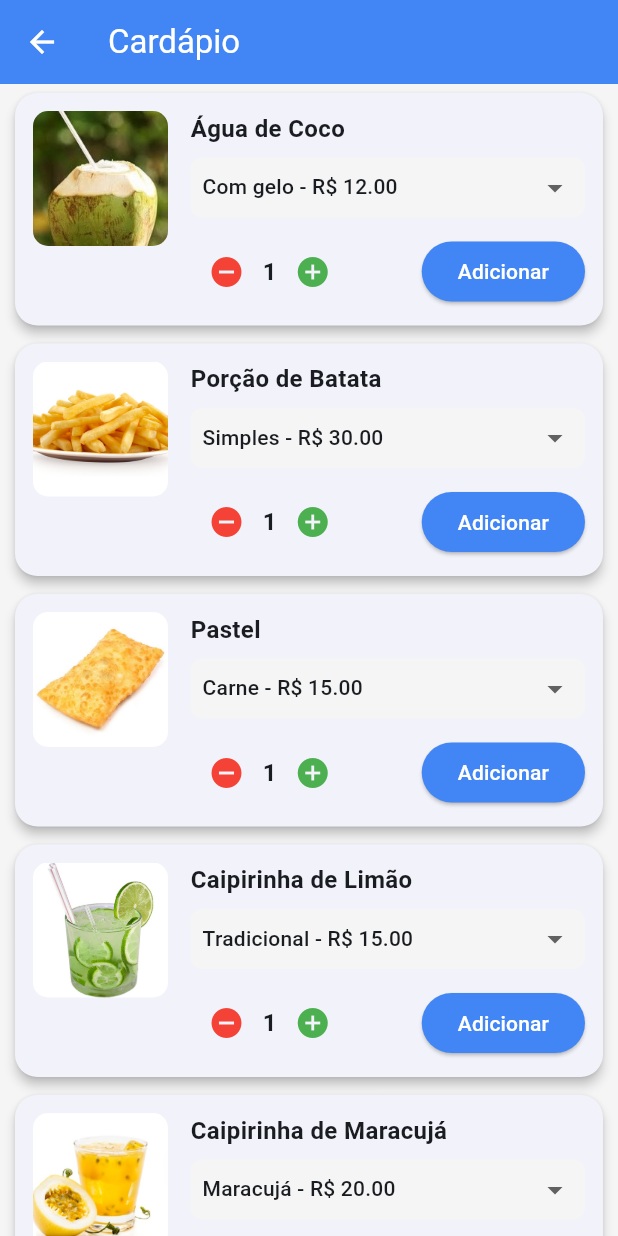
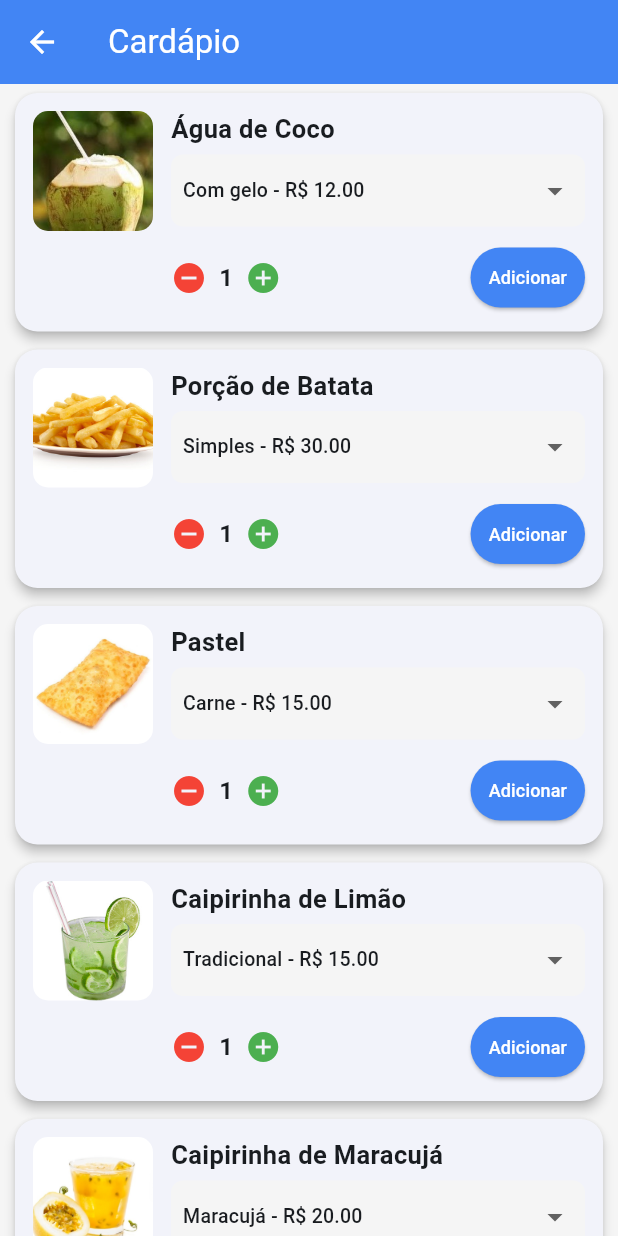
Before and after one commit to Helio-Paulo/Projeto-Integrador, a Flutter app: the CardapioPage screen opened directly, on a phone screen of 412 x 824 dp. Run offline on Flutter 3.47's test engine with Material 3 defaults, Android fonts, the phone set to English and light mode, and no system bars.

Commit message:
Correção do erro de pixels  na imagem no cardapio e organização do código

```diff
--- a/lib/views/cardapio_page.dart
+++ b/lib/views/cardapio_page.dart
@@ -10,7 +10,6 @@ class CardapioPage extends StatefulWidget {
 }
 
 class _CardapioPageState extends State<CardapioPage> {
-  // Aqui estamos simulando o que vai vir do Supabase no futuro
   final List<Produto> meusProdutos = [
     Produto(
       nome: "Água de Coco",
@@ -50,19 +49,19 @@ class _CardapioPageState extends State<CardapioPage> {
     Produto(
       nome: "Caipirinha de Maracujá",
       categoria: "Bebidas",
-      imagemPath: "assets/caipirinha_maracuja.jpg", // Foto da de Maracujá
+      imagemPath: "assets/caipirinha_maracuja.jpg",
       opcoes: [OpcaoProduto(descricao: "Maracujá", preco: 20.0)],
     ),
     Produto(
       nome: "Caipirinha de Morango",
       categoria: "Bebidas",
-      imagemPath: "assets/caipirinha_morango.jpg", // Foto da de Morango
+      imagemPath: "assets/caipirinha_morango.jpg",
       opcoes: [OpcaoProduto(descricao: "Morango", preco: 20.0)],
     ),
     Produto(
       nome: "Caipirinha de Pitaya",
       categoria: "Bebidas",
-      imagemPath: "assets/caipirinha_pitaya.jpg", // Foto da de Pitaya
+      imagemPath: "assets/caipirinha_pitaya.jpg",
       opcoes: [OpcaoProduto(descricao: "Pitaya", preco: 25.0)],
     ),
     Produto(
@@ -99,15 +98,14 @@ class _CardapioPageState extends State<CardapioPage> {
       body: ListView.builder(
         itemCount: meusProdutos.length,
         itemBuilder: (context, index) {
-          final produto = meusProdutos[index];
-          return CardProduto(produto: produto);
+          return CardProduto(produto: meusProdutos[index]);
         },
       ),
     );
   }
 }
 
-// Criando um widget separado só para o "quadradinho" do produto
+// ESTA É A CLASSE QUE DESENHA O ITEM (Onde resolvemos o erro de pixels)
 class CardProduto extends StatefulWidget {
   final Produto produto;
   const CardProduto({super.key, required this.produto});
@@ -134,44 +132,39 @@ class _CardProdutoState extends State<CardProduto> {
       shape: RoundedRectangleBorder(borderRadius: BorderRadius.circular(15)),
       child: Padding(
         padding: const EdgeInsets.all(12.0),
-        child: Row( // Row permite colocar a foto ao lado do texto
+        child: Row(
           crossAxisAlignment: CrossAxisAlignment.start,
           children: [
-            // --- MOSTRAR A IMAGEM AQUI ---
+            // FOTO
             ClipRRect(
               borderRadius: BorderRadius.circular(10),
               child: Image.asset(
                 widget.produto.imagemPath,
-                height: 90,
-                width: 90,
+                height: 80,
+                width: 80,
                 fit: BoxFit.cover,
-                // Se o nome do arquivo estiver errado na pasta, mostra o ícone abaixo
                 errorBuilder: (context, error, stackTrace) => Container(
-                  height: 90,
-                  width: 90,
-                  color: Colors.grey[200],
+                  height: 80, width: 80, color: Colors.grey[200],
                   child: const Icon(Icons.fastfood, color: Colors.grey),
                 ),
               ),
             ),
 
-            const SizedBox(width: 15), // Espaçamento entre foto e texto
+            const SizedBox(width: 12),
 
-            // --- CONTEÚDO DO PRODUTO ---
+            // CONTEÚDO EXPANDIDO (Para não dar erro de pixels)
             Expanded(
               child: Column(
-                mainAxisSize: MainAxisSize.min,
                 crossAxisAlignment: CrossAxisAlignment.start,
                 children: [
                   Text(
                     widget.produto.nome,
-                    style: const TextStyle(fontSize: 16, fontWeight: FontWeight.bold),
+                    style: const TextStyle(fontSize: 17, fontWeight: FontWeight.bold),
                   ),
-                  const SizedBox(height: 8),
+                  const SizedBox(height: 5),
 
-                  // Seletor de opções
+                  // Seletor de Opções
                   Container(
-                    height: 40,
                     padding: const EdgeInsets.symmetric(horizontal: 8),
                     decoration: BoxDecoration(
                       color: Colors.grey[100],
@@ -186,7 +179,7 @@ class _CardProdutoState extends State<CardProduto> {
                             value: opcao,
                             child: Text(
                               "${opcao.descricao} - R\$ ${opcao.preco.toStringAsFixed(2)}",
-                              style: const TextStyle(fontSize: 14),
+                              style: const TextStyle(fontSize: 13),
                             ),
                           );
                         }).toList(),
@@ -197,28 +190,32 @@ class _CardProdutoState extends State<CardProduto> {
                     ),
                   ),
 
-                  const SizedBox(height: 12),
+                  const SizedBox(height: 10),
 
-                  // Quantidade e Botão
+                  // Quantidade e Botão Adicionar
                   Row(
                     mainAxisAlignment: MainAxisAlignment.spaceBetween,
                     children: [
                       Row(
                         children: [
-                          IconButton(
-                            onPressed: () { if (quantidade > 1) setState(() { quantidade--; }); },
-                            icon: const Icon(Icons.remove_circle, color: Colors.red),
+                          GestureDetector(
+                            onTap: () { if (quantidade > 1) setState(() { quantidade--; }); },
+                            child: const Icon(Icons.remove_circle, color: Colors.red, size: 24),
                           ),
-                          Text("$quantidade", style: const TextStyle(fontSize: 16, fontWeight: FontWeight.bold)),
-                          IconButton(
-                            onPressed: () { setState(() { quantidade++; }); },
-                            icon: const Icon(Icons.add_circle, color: Colors.green),
+                          Padding(
+                            padding: const EdgeInsets.symmetric(horizontal: 8),
+                            child: Text("$quantidade", style: const TextStyle(fontSize: 16, fontWeight: FontWeight.bold)),
+                          ),
+                          GestureDetector(
+                            onTap: () { setState(() { quantidade++; }); },
+                            child: const Icon(Icons.add_circle, color: Colors.green, size: 24),
                           ),
                         ],
                       ),
                       ElevatedButton(
                         style: ElevatedButton.styleFrom(
                           backgroundColor: AppColors.azulPrincipal,
+                          padding: const EdgeInsets.symmetric(horizontal: 12),
                           shape: RoundedRectangleBorder(borderRadius: BorderRadius.circular(20)),
                         ),
                         onPressed: () {
@@ -226,7 +223,7 @@ class _CardProdutoState extends State<CardProduto> {
                             SnackBar(content: Text("${widget.produto.nome} adicionado!")),
                           );
                         },
-                        child: const Text("Adicionar", style: TextStyle(color: Colors.white)),
+                        child: const Text("Adicionar", style: TextStyle(color: Colors.white, fontSize: 12)),
                       ),
                     ],
                   ),
```
